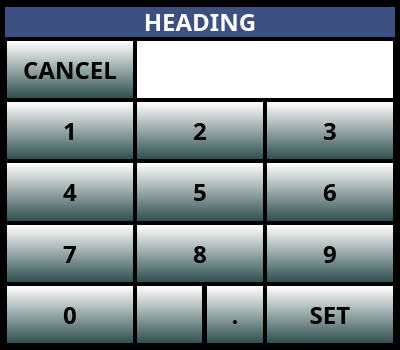
First picture: the form in ui/Keypad.ui, repository UnexplodedMinds/Stratofier, before the edit.
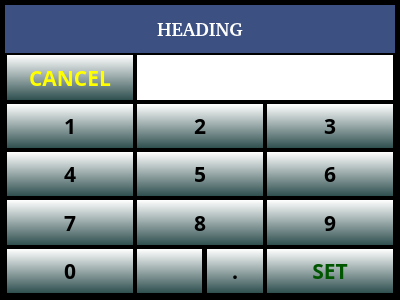
Second picture: the form after the edit. Icons and pictures are not drawn.

Patch:
```diff
--- a/ui/Keypad.ui
+++ b/ui/Keypad.ui
@@ -7,7 +7,7 @@
     <x>0</x>
     <y>0</y>
     <width>400</width>
-    <height>350</height>
+    <height>300</height>
    </rect>
   </property>
   <property name="sizePolicy">
@@ -16,6 +16,12 @@
     <verstretch>0</verstretch>
    </sizepolicy>
   </property>
+  <property name="minimumSize">
+   <size>
+    <width>400</width>
+    <height>300</height>
+   </size>
+  </property>
   <property name="palette">
    <palette>
     <active>
@@ -125,23 +131,11 @@
    <item row="0" column="0" colspan="4">
     <widget class="QLabel" name="m_pTitleLabel">
      <property name="sizePolicy">
-      <sizepolicy hsizetype="MinimumExpanding" vsizetype="Fixed">
+      <sizepolicy hsizetype="MinimumExpanding" vsizetype="MinimumExpanding">
        <horstretch>0</horstretch>
        <verstretch>0</verstretch>
       </sizepolicy>
      </property>
-     <property name="minimumSize">
-      <size>
-       <width>0</width>
-       <height>30</height>
-      </size>
-     </property>
-     <property name="maximumSize">
-      <size>
-       <width>16777215</width>
-       <height>30</height>
-      </size>
-     </property>
      <property name="palette">
       <palette>
        <active>
@@ -235,8 +229,8 @@
      </property>
      <property name="font">
       <font>
-       <family>Piboto</family>
-       <pointsize>18</pointsize>
+       <family>Piboto [Goog]</family>
+       <pointsize>14</pointsize>
        <weight>75</weight>
        <bold>true</bold>
       </font>
@@ -266,7 +260,7 @@
      <property name="font">
       <font>
        <family>Piboto</family>
-       <pointsize>18</pointsize>
+       <pointsize>16</pointsize>
        <weight>75</weight>
        <bold>true</bold>
       </font>
@@ -293,7 +287,7 @@
      <property name="font">
       <font>
        <family>Piboto</family>
-       <pointsize>18</pointsize>
+       <pointsize>16</pointsize>
        <weight>75</weight>
        <bold>true</bold>
       </font>
@@ -317,10 +311,227 @@
        <verstretch>0</verstretch>
       </sizepolicy>
      </property>
+     <property name="palette">
+      <palette>
+       <active>
+        <colorrole role="Button">
+         <brush brushstyle="LinearGradientPattern">
+          <gradient startx="0.000000000000000" starty="0.000000000000000" endx="0.000000000000000" endy="1.000000000000000" type="LinearGradient" spread="PadSpread" coordinatemode="ObjectBoundingMode">
+           <gradientstop position="0.000000000000000">
+            <color alpha="255">
+             <red>255</red>
+             <green>255</green>
+             <blue>255</blue>
+            </color>
+           </gradientstop>
+           <gradientstop position="1.000000000000000">
+            <color alpha="255">
+             <red>47</red>
+             <green>79</green>
+             <blue>79</blue>
+            </color>
+           </gradientstop>
+          </gradient>
+         </brush>
+        </colorrole>
+        <colorrole role="ButtonText">
+         <brush brushstyle="SolidPattern">
+          <color alpha="255">
+           <red>0</red>
+           <green>85</green>
+           <blue>0</blue>
+          </color>
+         </brush>
+        </colorrole>
+        <colorrole role="Base">
+         <brush brushstyle="LinearGradientPattern">
+          <gradient startx="0.000000000000000" starty="0.000000000000000" endx="0.000000000000000" endy="1.000000000000000" type="LinearGradient" spread="PadSpread" coordinatemode="ObjectBoundingMode">
+           <gradientstop position="0.000000000000000">
+            <color alpha="255">
+             <red>255</red>
+             <green>255</green>
+             <blue>255</blue>
+            </color>
+           </gradientstop>
+           <gradientstop position="1.000000000000000">
+            <color alpha="255">
+             <red>47</red>
+             <green>79</green>
+             <blue>79</blue>
+            </color>
+           </gradientstop>
+          </gradient>
+         </brush>
+        </colorrole>
+        <colorrole role="Window">
+         <brush brushstyle="LinearGradientPattern">
+          <gradient startx="0.000000000000000" starty="0.000000000000000" endx="0.000000000000000" endy="1.000000000000000" type="LinearGradient" spread="PadSpread" coordinatemode="ObjectBoundingMode">
+           <gradientstop position="0.000000000000000">
+            <color alpha="255">
+             <red>255</red>
+             <green>255</green>
+             <blue>255</blue>
+            </color>
+           </gradientstop>
+           <gradientstop position="1.000000000000000">
+            <color alpha="255">
+             <red>47</red>
+             <green>79</green>
+             <blue>79</blue>
+            </color>
+           </gradientstop>
+          </gradient>
+         </brush>
+        </colorrole>
+       </active>
+       <inactive>
+        <colorrole role="Button">
+         <brush brushstyle="LinearGradientPattern">
+          <gradient startx="0.000000000000000" starty="0.000000000000000" endx="0.000000000000000" endy="1.000000000000000" type="LinearGradient" spread="PadSpread" coordinatemode="ObjectBoundingMode">
+           <gradientstop position="0.000000000000000">
+            <color alpha="255">
+             <red>255</red>
+             <green>255</green>
+             <blue>255</blue>
+            </color>
+           </gradientstop>
+           <gradientstop position="1.000000000000000">
+            <color alpha="255">
+             <red>47</red>
+             <green>79</green>
+             <blue>79</blue>
+            </color>
+           </gradientstop>
+          </gradient>
+         </brush>
+        </colorrole>
+        <colorrole role="ButtonText">
+         <brush brushstyle="SolidPattern">
+          <color alpha="255">
+           <red>0</red>
+           <green>85</green>
+           <blue>0</blue>
+          </color>
+         </brush>
+        </colorrole>
+        <colorrole role="Base">
+         <brush brushstyle="LinearGradientPattern">
+          <gradient startx="0.000000000000000" starty="0.000000000000000" endx="0.000000000000000" endy="1.000000000000000" type="LinearGradient" spread="PadSpread" coordinatemode="ObjectBoundingMode">
+           <gradientstop position="0.000000000000000">
+            <color alpha="255">
+             <red>255</red>
+             <green>255</green>
+             <blue>255</blue>
+            </color>
+           </gradientstop>
+           <gradientstop position="1.000000000000000">
+            <color alpha="255">
+             <red>47</red>
+             <green>79</green>
+             <blue>79</blue>
+            </color>
+           </gradientstop>
+          </gradient>
+         </brush>
+        </colorrole>
+        <colorrole role="Window">
+         <brush brushstyle="LinearGradientPattern">
+          <gradient startx="0.000000000000000" starty="0.000000000000000" endx="0.000000000000000" endy="1.000000000000000" type="LinearGradient" spread="PadSpread" coordinatemode="ObjectBoundingMode">
+           <gradientstop position="0.000000000000000">
+            <color alpha="255">
+             <red>255</red>
+             <green>255</green>
+             <blue>255</blue>
+            </color>
+           </gradientstop>
+           <gradientstop position="1.000000000000000">
+            <color alpha="255">
+             <red>47</red>
+             <green>79</green>
+             <blue>79</blue>
+            </color>
+           </gradientstop>
+          </gradient>
+         </brush>
+        </colorrole>
+       </inactive>
+       <disabled>
+        <colorrole role="Button">
+         <brush brushstyle="LinearGradientPattern">
+          <gradient startx="0.000000000000000" starty="0.000000000000000" endx="0.000000000000000" endy="1.000000000000000" type="LinearGradient" spread="PadSpread" coordinatemode="ObjectBoundingMode">
+           <gradientstop position="0.000000000000000">
+            <color alpha="255">
+             <red>255</red>
+             <green>255</green>
+             <blue>255</blue>
+            </color>
+           </gradientstop>
+           <gradientstop position="1.000000000000000">
+            <color alpha="255">
+             <red>47</red>
+             <green>79</green>
+             <blue>79</blue>
+            </color>
+           </gradientstop>
+          </gradient>
+         </brush>
+        </colorrole>
+        <colorrole role="ButtonText">
+         <brush brushstyle="SolidPattern">
+          <color alpha="255">
+           <red>119</red>
+           <green>120</green>
+           <blue>120</blue>
+          </color>
+         </brush>
+        </colorrole>
+        <colorrole role="Base">
+         <brush brushstyle="LinearGradientPattern">
+          <gradient startx="0.000000000000000" starty="0.000000000000000" endx="0.000000000000000" endy="1.000000000000000" type="LinearGradient" spread="PadSpread" coordinatemode="ObjectBoundingMode">
+           <gradientstop position="0.000000000000000">
+            <color alpha="255">
+             <red>255</red>
+             <green>255</green>
+             <blue>255</blue>
+            </color>
+           </gradientstop>
+           <gradientstop position="1.000000000000000">
+            <color alpha="255">
+             <red>47</red>
+             <green>79</green>
+             <blue>79</blue>
+            </color>
+           </gradientstop>
+          </gradient>
+         </brush>
+        </colorrole>
+        <colorrole role="Window">
+         <brush brushstyle="LinearGradientPattern">
+          <gradient startx="0.000000000000000" starty="0.000000000000000" endx="0.000000000000000" endy="1.000000000000000" type="LinearGradient" spread="PadSpread" coordinatemode="ObjectBoundingMode">
+           <gradientstop position="0.000000000000000">
+            <color alpha="255">
+             <red>255</red>
+             <green>255</green>
+             <blue>255</blue>
+            </color>
+           </gradientstop>
+           <gradientstop position="1.000000000000000">
+            <color alpha="255">
+             <red>47</red>
+             <green>79</green>
+             <blue>79</blue>
+            </color>
+           </gradientstop>
+          </gradient>
+         </brush>
+        </colorrole>
+       </disabled>
+      </palette>
+     </property>
      <property name="font">
       <font>
        <family>Piboto</family>
-       <pointsize>18</pointsize>
+       <pointsize>16</pointsize>
        <weight>75</weight>
        <bold>true</bold>
       </font>
@@ -347,7 +558,7 @@
      <property name="font">
       <font>
        <family>Piboto</family>
-       <pointsize>18</pointsize>
+       <pointsize>16</pointsize>
        <weight>75</weight>
        <bold>true</bold>
       </font>
@@ -380,7 +591,7 @@
      <property name="font">
       <font>
        <family>Piboto</family>
-       <pointsize>18</pointsize>
+       <pointsize>16</pointsize>
        <weight>75</weight>
        <bold>true</bold>
       </font>
@@ -413,7 +624,7 @@
      <property name="font">
       <font>
        <family>Piboto</family>
-       <pointsize>18</pointsize>
+       <pointsize>16</pointsize>
        <weight>75</weight>
        <bold>true</bold>
       </font>
@@ -440,7 +651,7 @@
      <property name="font">
       <font>
        <family>Piboto</family>
-       <pointsize>18</pointsize>
+       <pointsize>16</pointsize>
        <weight>75</weight>
        <bold>true</bold>
       </font>
@@ -464,10 +675,227 @@
        <verstretch>0</verstretch>
       </sizepolicy>
      </property>
+     <property name="palette">
+      <palette>
+       <active>
+        <colorrole role="Button">
+         <brush brushstyle="LinearGradientPattern">
+          <gradient startx="0.000000000000000" starty="0.000000000000000" endx="0.000000000000000" endy="1.000000000000000" type="LinearGradient" spread="PadSpread" coordinatemode="ObjectBoundingMode">
+           <gradientstop position="0.000000000000000">
+            <color alpha="255">
+             <red>255</red>
+             <green>255</green>
+             <blue>255</blue>
+            </color>
+           </gradientstop>
+           <gradientstop position="1.000000000000000">
+            <color alpha="255">
+             <red>47</red>
+             <green>79</green>
+             <blue>79</blue>
+            </color>
+           </gradientstop>
+          </gradient>
+         </brush>
+        </colorrole>
+        <colorrole role="ButtonText">
+         <brush brushstyle="SolidPattern">
+          <color alpha="255">
+           <red>255</red>
+           <green>255</green>
+           <blue>0</blue>
+          </color>
+         </brush>
+        </colorrole>
+        <colorrole role="Base">
+         <brush brushstyle="LinearGradientPattern">
+          <gradient startx="0.000000000000000" starty="0.000000000000000" endx="0.000000000000000" endy="1.000000000000000" type="LinearGradient" spread="PadSpread" coordinatemode="ObjectBoundingMode">
+           <gradientstop position="0.000000000000000">
+            <color alpha="255">
+             <red>255</red>
+             <green>255</green>
+             <blue>255</blue>
+            </color>
+           </gradientstop>
+           <gradientstop position="1.000000000000000">
+            <color alpha="255">
+             <red>47</red>
+             <green>79</green>
+             <blue>79</blue>
+            </color>
+           </gradientstop>
+          </gradient>
+         </brush>
+        </colorrole>
+        <colorrole role="Window">
+         <brush brushstyle="LinearGradientPattern">
+          <gradient startx="0.000000000000000" starty="0.000000000000000" endx="0.000000000000000" endy="1.000000000000000" type="LinearGradient" spread="PadSpread" coordinatemode="ObjectBoundingMode">
+           <gradientstop position="0.000000000000000">
+            <color alpha="255">
+             <red>255</red>
+             <green>255</green>
+             <blue>255</blue>
+            </color>
+           </gradientstop>
+           <gradientstop position="1.000000000000000">
+            <color alpha="255">
+             <red>47</red>
+             <green>79</green>
+             <blue>79</blue>
+            </color>
+           </gradientstop>
+          </gradient>
+         </brush>
+        </colorrole>
+       </active>
+       <inactive>
+        <colorrole role="Button">
+         <brush brushstyle="LinearGradientPattern">
+          <gradient startx="0.000000000000000" starty="0.000000000000000" endx="0.000000000000000" endy="1.000000000000000" type="LinearGradient" spread="PadSpread" coordinatemode="ObjectBoundingMode">
+           <gradientstop position="0.000000000000000">
+            <color alpha="255">
+             <red>255</red>
+             <green>255</green>
+             <blue>255</blue>
+            </color>
+           </gradientstop>
+           <gradientstop position="1.000000000000000">
+            <color alpha="255">
+             <red>47</red>
+             <green>79</green>
+             <blue>79</blue>
+            </color>
+           </gradientstop>
+          </gradient>
+         </brush>
+        </colorrole>
+        <colorrole role="ButtonText">
+         <brush brushstyle="SolidPattern">
+          <color alpha="255">
+           <red>255</red>
+           <green>255</green>
+           <blue>0</blue>
+          </color>
+         </brush>
+        </colorrole>
+        <colorrole role="Base">
+         <brush brushstyle="LinearGradientPattern">
+          <gradient startx="0.000000000000000" starty="0.000000000000000" endx="0.000000000000000" endy="1.000000000000000" type="LinearGradient" spread="PadSpread" coordinatemode="ObjectBoundingMode">
+           <gradientstop position="0.000000000000000">
+            <color alpha="255">
+             <red>255</red>
+             <green>255</green>
+             <blue>255</blue>
+            </color>
+           </gradientstop>
+           <gradientstop position="1.000000000000000">
+            <color alpha="255">
+             <red>47</red>
+             <green>79</green>
+             <blue>79</blue>
+            </color>
+           </gradientstop>
+          </gradient>
+         </brush>
+        </colorrole>
+        <colorrole role="Window">
+         <brush brushstyle="LinearGradientPattern">
+          <gradient startx="0.000000000000000" starty="0.000000000000000" endx="0.000000000000000" endy="1.000000000000000" type="LinearGradient" spread="PadSpread" coordinatemode="ObjectBoundingMode">
+           <gradientstop position="0.000000000000000">
+            <color alpha="255">
+             <red>255</red>
+             <green>255</green>
+             <blue>255</blue>
+            </color>
+           </gradientstop>
+           <gradientstop position="1.000000000000000">
+            <color alpha="255">
+             <red>47</red>
+             <green>79</green>
+             <blue>79</blue>
+            </color>
+           </gradientstop>
+          </gradient>
+         </brush>
+        </colorrole>
+       </inactive>
+       <disabled>
+        <colorrole role="Button">
+         <brush brushstyle="LinearGradientPattern">
+          <gradient startx="0.000000000000000" starty="0.000000000000000" endx="0.000000000000000" endy="1.000000000000000" type="LinearGradient" spread="PadSpread" coordinatemode="ObjectBoundingMode">
+           <gradientstop position="0.000000000000000">
+            <color alpha="255">
+             <red>255</red>
+             <green>255</green>
+             <blue>255</blue>
+            </color>
+           </gradientstop>
+           <gradientstop position="1.000000000000000">
+            <color alpha="255">
+             <red>47</red>
+             <green>79</green>
+             <blue>79</blue>
+            </color>
+           </gradientstop>
+          </gradient>
+         </brush>
+        </colorrole>
+        <colorrole role="ButtonText">
+         <brush brushstyle="SolidPattern">
+          <color alpha="255">
+           <red>119</red>
+           <green>120</green>
+           <blue>120</blue>
+          </color>
+         </brush>
+        </colorrole>
+        <colorrole role="Base">
+         <brush brushstyle="LinearGradientPattern">
+          <gradient startx="0.000000000000000" starty="0.000000000000000" endx="0.000000000000000" endy="1.000000000000000" type="LinearGradient" spread="PadSpread" coordinatemode="ObjectBoundingMode">
+           <gradientstop position="0.000000000000000">
+            <color alpha="255">
+             <red>255</red>
+             <green>255</green>
+             <blue>255</blue>
+            </color>
+           </gradientstop>
+           <gradientstop position="1.000000000000000">
+            <color alpha="255">
+             <red>47</red>
+             <green>79</green>
+             <blue>79</blue>
+            </color>
+           </gradientstop>
+          </gradient>
+         </brush>
+        </colorrole>
+        <colorrole role="Window">
+         <brush brushstyle="LinearGradientPattern">
+          <gradient startx="0.000000000000000" starty="0.000000000000000" endx="0.000000000000000" endy="1.000000000000000" type="LinearGradient" spread="PadSpread" coordinatemode="ObjectBoundingMode">
+           <gradientstop position="0.000000000000000">
+            <color alpha="255">
+             <red>255</red>
+             <green>255</green>
+             <blue>255</blue>
+            </color>
+           </gradientstop>
+           <gradientstop position="1.000000000000000">
+            <color alpha="255">
+             <red>47</red>
+             <green>79</green>
+             <blue>79</blue>
+            </color>
+           </gradientstop>
+          </gradient>
+         </brush>
+        </colorrole>
+       </disabled>
+      </palette>
+     </property>
      <property name="font">
       <font>
        <family>Piboto</family>
-       <pointsize>18</pointsize>
+       <pointsize>16</pointsize>
        <weight>75</weight>
        <bold>true</bold>
       </font>
@@ -500,7 +928,7 @@
      <property name="font">
       <font>
        <family>Piboto</family>
-       <pointsize>18</pointsize>
+       <pointsize>16</pointsize>
        <weight>75</weight>
        <bold>true</bold>
       </font>
@@ -527,7 +955,7 @@
      <property name="font">
       <font>
        <family>Piboto</family>
-       <pointsize>18</pointsize>
+       <pointsize>16</pointsize>
        <weight>75</weight>
        <bold>true</bold>
       </font>
@@ -560,7 +988,7 @@
      <property name="font">
       <font>
        <family>Piboto</family>
-       <pointsize>18</pointsize>
+       <pointsize>16</pointsize>
        <weight>75</weight>
        <bold>true</bold>
       </font>
@@ -681,7 +1109,7 @@
      <property name="font">
       <font>
        <family>Piboto</family>
-       <pointsize>18</pointsize>
+       <pointsize>16</pointsize>
        <weight>75</weight>
        <bold>true</bold>
       </font>
@@ -741,7 +1169,7 @@
        <property name="font">
         <font>
          <family>Piboto</family>
-         <pointsize>18</pointsize>
+         <pointsize>16</pointsize>
          <weight>75</weight>
          <bold>true</bold>
         </font>
```
